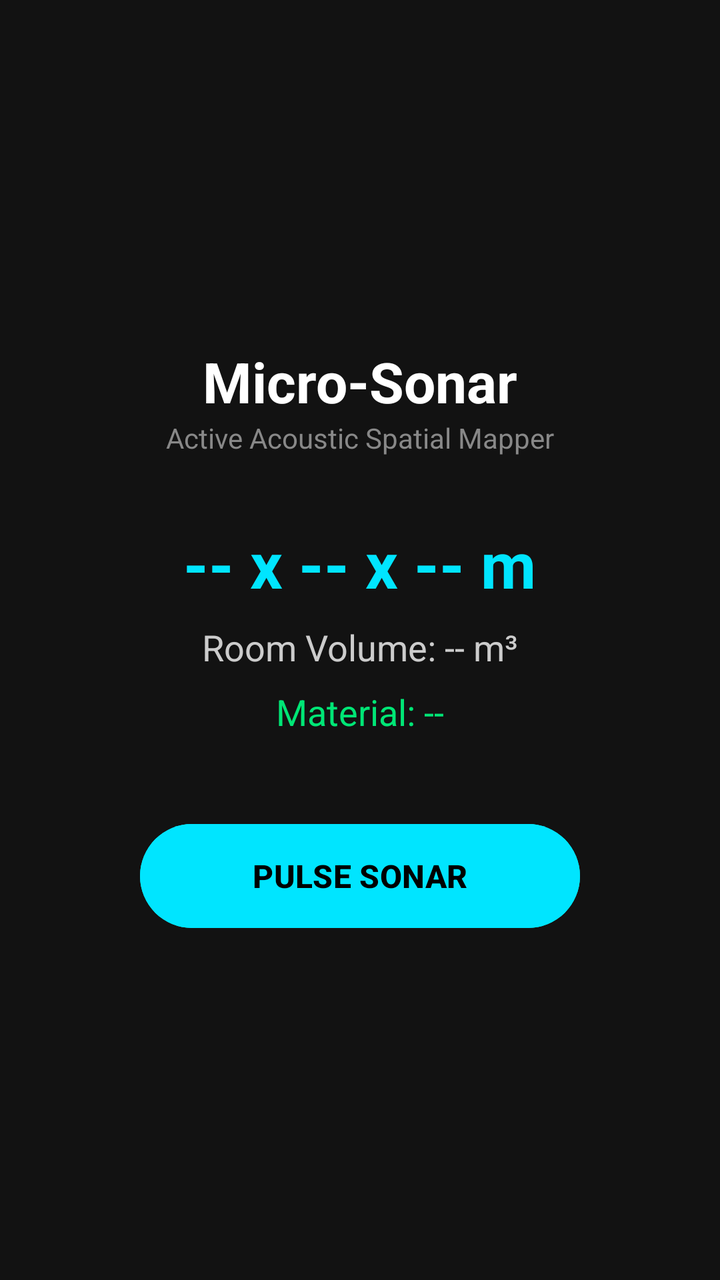
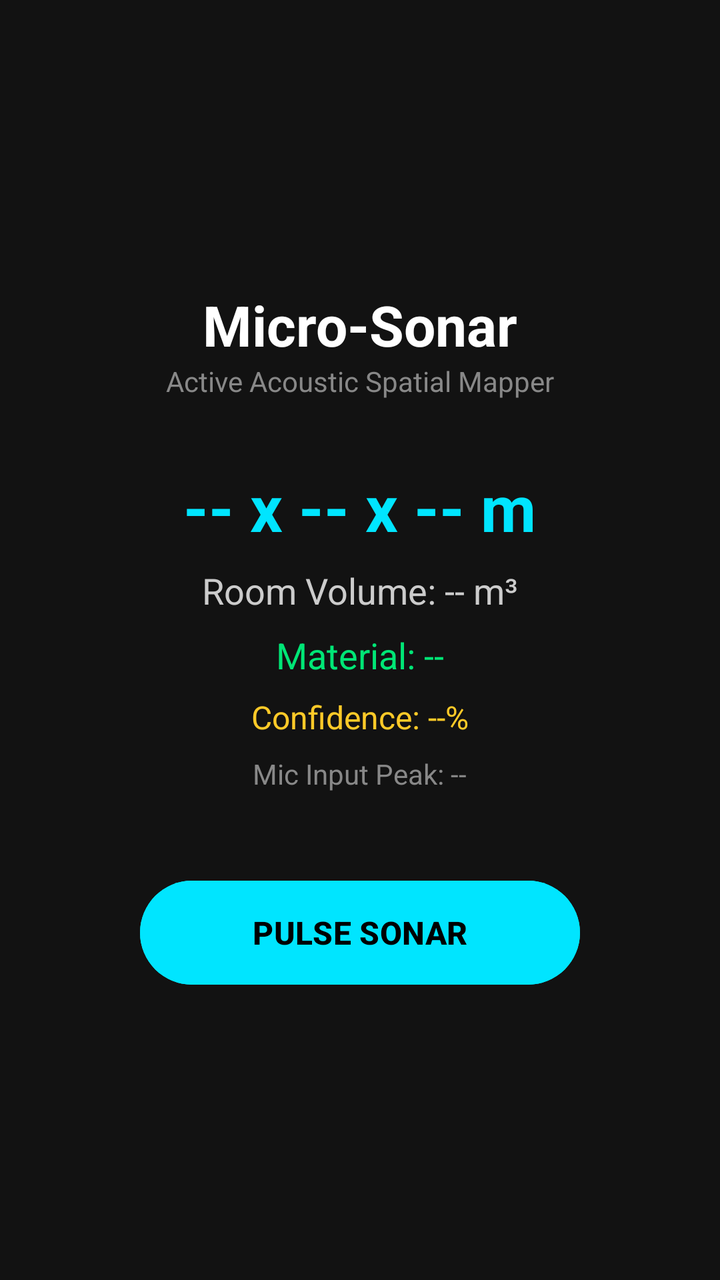

Two renders of the same Android screen: before a commit and after it. Below are the layout's source before the change and the commit's diff.
<!-- AndroidManifest.xml: application theme Theme.MicroSonarApp -->
<!-- res/layout/activity_main.xml -->
<?xml version="1.0" encoding="utf-8"?>
<LinearLayout xmlns:android="http://schemas.android.com/apk/res/android"
    android:layout_width="match_parent"
    android:layout_height="match_parent"
    android:orientation="vertical"
    android:gravity="center"
    android:padding="24dp"
    android:background="#121212">

    <TextView
        android:layout_width="wrap_content"
        android:layout_height="wrap_content"
        android:text="Micro-Sonar"
        android:textSize="28sp"
        android:textStyle="bold"
        android:textColor="#FFFFFF" />

    <TextView
        android:layout_width="wrap_content"
        android:layout_height="wrap_content"
        android:text="Active Acoustic Spatial Mapper"
        android:textSize="14sp"
        android:textColor="#888888"
        android:layout_marginBottom="32dp" />

    <TextView
        android:id="@+id/tvDimensions"
        android:layout_width="wrap_content"
        android:layout_height="wrap_content"
        android:text="-- x -- x -- m"
        android:textSize="32sp"
        android:textStyle="bold"
        android:textColor="#00E5FF" />

    <TextView
        android:id="@+id/tvVolume"
        android:layout_width="wrap_content"
        android:layout_height="wrap_content"
        android:text="Room Volume: -- m³"
        android:textSize="18sp"
        android:textColor="#CCCCCC"
        android:layout_marginTop="8dp" />

    <TextView
        android:id="@+id/tvMaterial"
        android:layout_width="wrap_content"
        android:layout_height="wrap_content"
        android:text="Material: --"
        android:textSize="18sp"
        android:textColor="#00E676"
        android:layout_marginTop="8dp"
        android:layout_marginBottom="40dp" />

    <Button
        android:id="@+id/btnPing"
        android:layout_width="220dp"
        android:layout_height="60dp"
        android:text="PULSE SONAR"
        android:textSize="16sp"
        android:textStyle="bold"
        android:backgroundTint="#00E5FF"
        android:textColor="#000000" />

</LinearLayout>
<!-- resources referenced by this layout -->
<resources>
  <style name="Theme.MicroSonarApp" parent="Base.Theme.MicroSonarApp" />
  <style name="Base.Theme.MicroSonarApp" parent="Theme.Material3.DayNight.NoActionBar">
          
          
      </style>
</resources>

<!-- the commit's change to res/layout/activity_main.xml (unified diff, before → after) -->
@@ -48,6 +48,24 @@
         android:text="Material: --"
         android:textSize="18sp"
         android:textColor="#00E676"
+        android:layout_marginTop="8dp" />
+
+    <TextView
+        android:id="@+id/tvConfidence"
+        android:layout_width="wrap_content"
+        android:layout_height="wrap_content"
+        android:text="Confidence: --%"
+        android:textSize="16sp"
+        android:textColor="#FFCA28"
+        android:layout_marginTop="8dp" />
+
+    <TextView
+        android:id="@+id/tvMicLevel"
+        android:layout_width="wrap_content"
+        android:layout_height="wrap_content"
+        android:text="Mic Input Peak: --"
+        android:textSize="14sp"
+        android:textColor="#888888"
         android:layout_marginTop="8dp"
         android:layout_marginBottom="40dp" />
 
